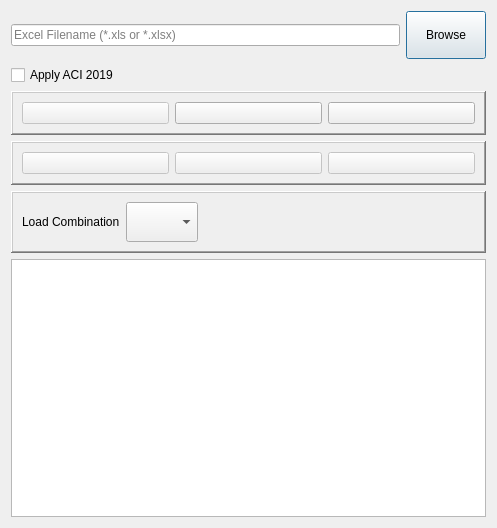
This is safe/punch/punchPanel.ui in ebrahimraeyat/OSAFE as Qt 5 draws it before an edit. The edited form follows.
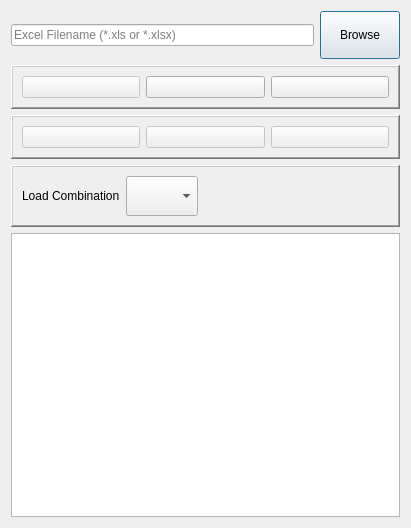
This is the edited form.

What changed in the file:
```diff
--- a/safe/punch/punchPanel.ui
+++ b/safe/punch/punchPanel.ui
@@ -6,7 +6,7 @@
    <rect>
     <x>0</x>
     <y>0</y>
-    <width>497</width>
+    <width>411</width>
     <height>528</height>
    </rect>
   </property>
@@ -44,13 +44,6 @@
      </item>
     </layout>
    </item>
-   <item>
-    <widget class="QCheckBox" name="ACI2019_checkbox">
-     <property name="text">
-      <string>Apply ACI 2019</string>
-     </property>
-    </widget>
-   </item>
    <item>
     <widget class="QFrame" name="frame">
      <property name="frameShape">
```
